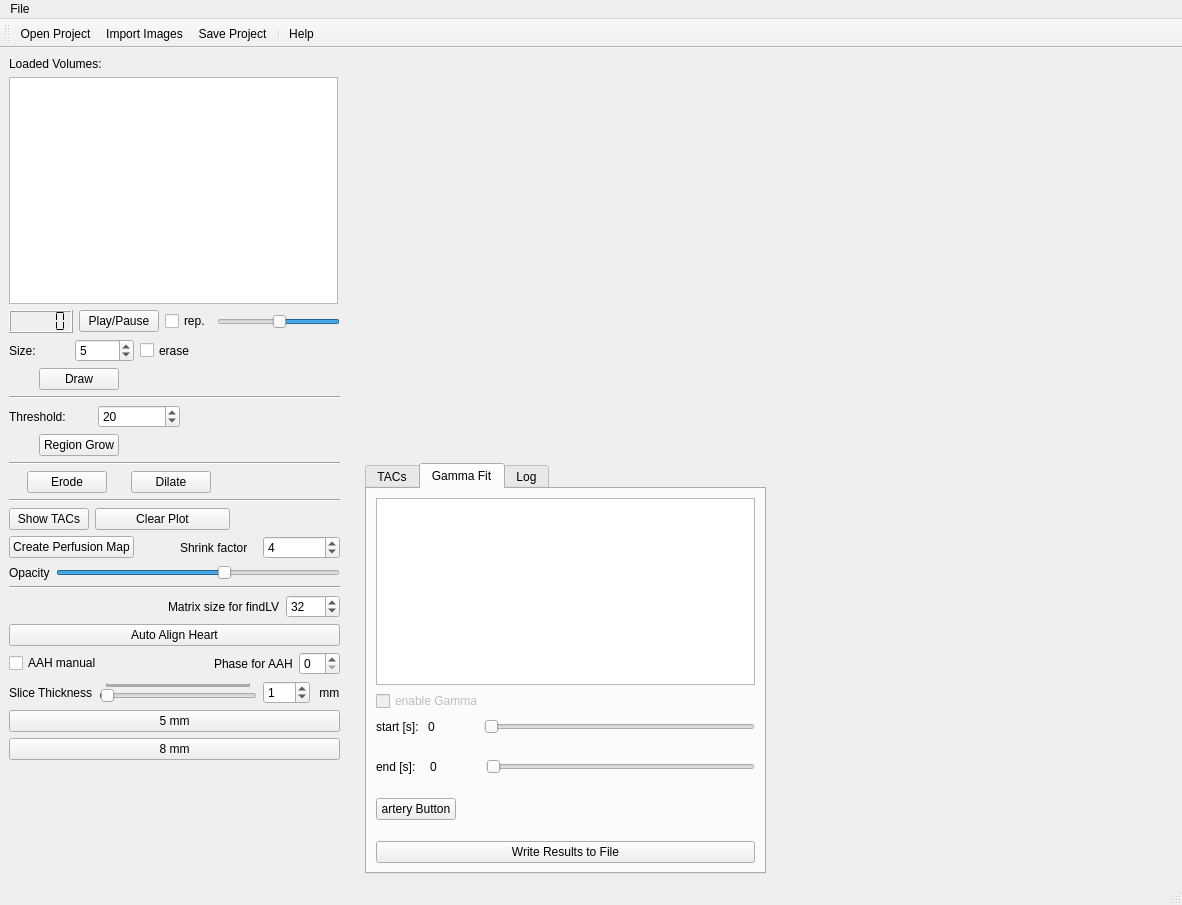
Qt form main/KardioPerfusion.ui (CardiacImagingCharite/CardiacPerfusion) before a commit.
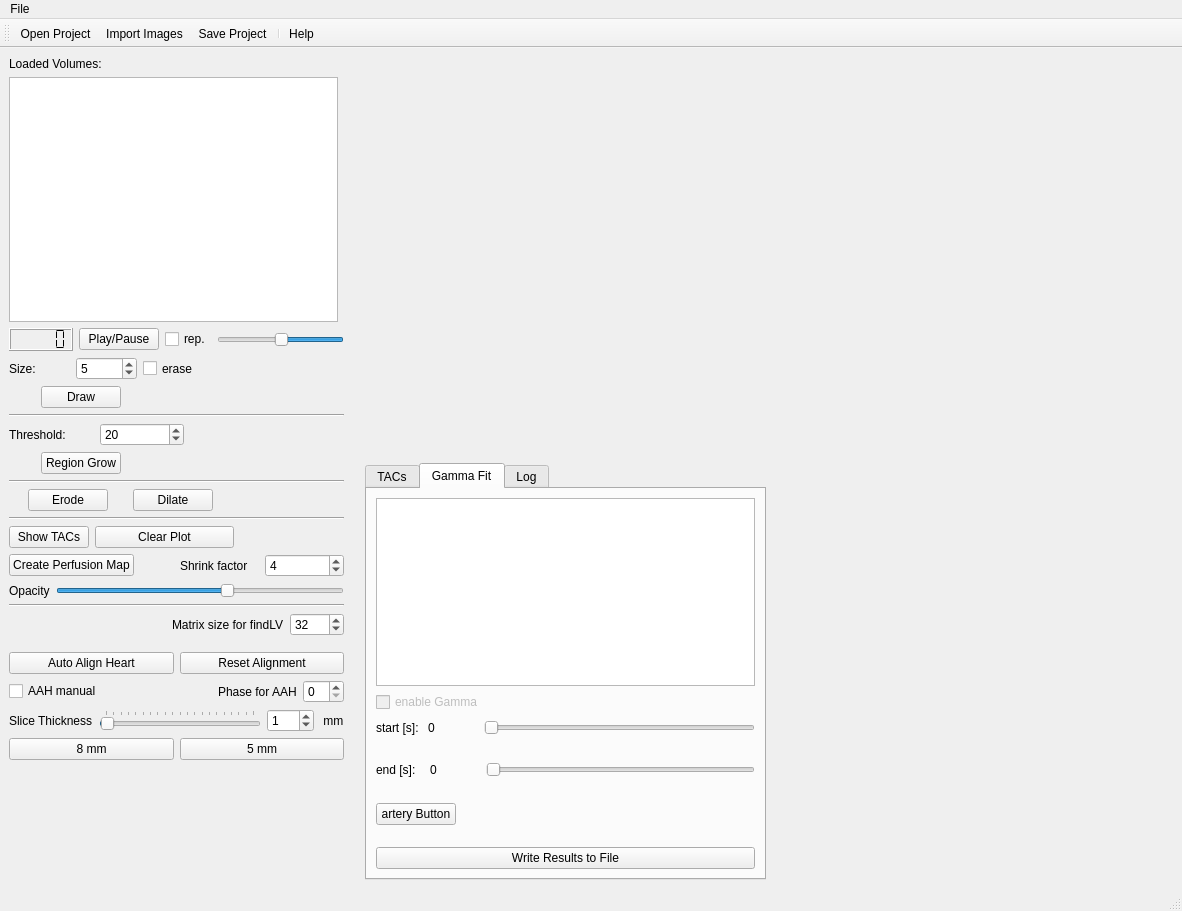
The same form after that commit. Icons and pictures are not drawn. Custom widgets are drawn as their Qt base class.

Commit message: added transformation reset button, shortcuts to previous and next phases

Patch:
```diff
--- a/main/KardioPerfusion.ui
+++ b/main/KardioPerfusion.ui
@@ -7,7 +7,7 @@
     <x>0</x>
     <y>0</y>
     <width>1182</width>
-    <height>905</height>
+    <height>911</height>
    </rect>
   </property>
   <property name="windowTitle">
@@ -38,11 +38,11 @@
         <rect>
          <x>0</x>
          <y>0</y>
-         <width>331</width>
+         <width>335</width>
          <height>903</height>
         </rect>
        </property>
-       <layout class="QVBoxLayout" name="verticalLayout_6" stretch="0,0,0,0,0,0,0,0,0">
+       <layout class="QVBoxLayout" name="verticalLayout_6" stretch="0,0,0,0,0,0,0,0">
         <property name="sizeConstraint">
          <enum>QLayout::SetMaximumSize</enum>
         </property>
@@ -659,6 +659,11 @@
          </layout>
         </item>
         <item>
+         <layout class="QHBoxLayout" name="horizontalLayout_19">
+          <property name="topMargin">
+           <number>10</number>
+          </property>
+          <item>
          <widget class="QPushButton" name="btn_autoAlignHeart">
           <property name="text">
            <string>Auto Align Heart</string>
@@ -666,6 +671,15 @@
          </widget>
         </item>
         <item>
+           <widget class="QPushButton" name="btn_resetAlignment">
+            <property name="text">
+             <string>Reset Alignment</string>
+            </property>
+           </widget>
+          </item>
+         </layout>
+        </item>
+        <item>
          <layout class="QHBoxLayout" name="horizontalLayout_16">
           <item>
            <widget class="QCheckBox" name="cb_AAHmanual">
@@ -734,6 +748,9 @@
             <property name="tickPosition">
              <enum>QSlider::TicksAbove</enum>
             </property>
+            <property name="tickInterval">
+             <number>10</number>
+            </property>
            </widget>
           </item>
           <item>
@@ -768,15 +785,10 @@
          </layout>
         </item>
         <item>
-         <widget class="QPushButton" name="btn_5mm">
-          <property name="text">
-           <string>5 mm</string>
+         <layout class="QHBoxLayout" name="horizontalLayout_18">
+          <property name="topMargin">
+           <number>0</number>
           </property>
-          <property name="shortcut">
-           <string>5</string>
-          </property>
-         </widget>
-        </item>
         <item>
          <widget class="QPushButton" name="btn_8mm">
           <property name="text">
@@ -788,6 +800,18 @@
          </widget>
         </item>
         <item>
+           <widget class="QPushButton" name="btn_5mm">
+            <property name="text">
+             <string>5 mm</string>
+            </property>
+            <property name="shortcut">
+             <string>5</string>
+            </property>
+           </widget>
+          </item>
+         </layout>
+        </item>
+        <item>
          <spacer name="verticalSpacer">
           <property name="orientation">
            <enum>Qt::Vertical</enum>
```
Left out of the diff: 2 changed lines with no effect on the pictures. Lines whose indentation alone changed are shown as unchanged. The commit also changes 2 other files.
